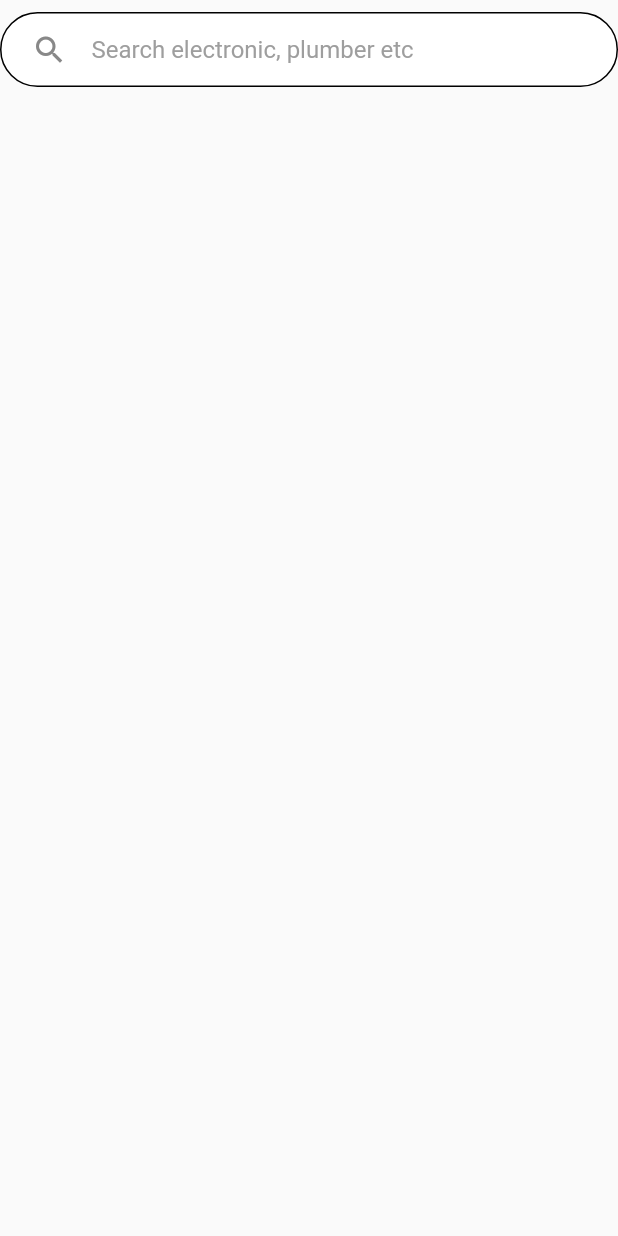
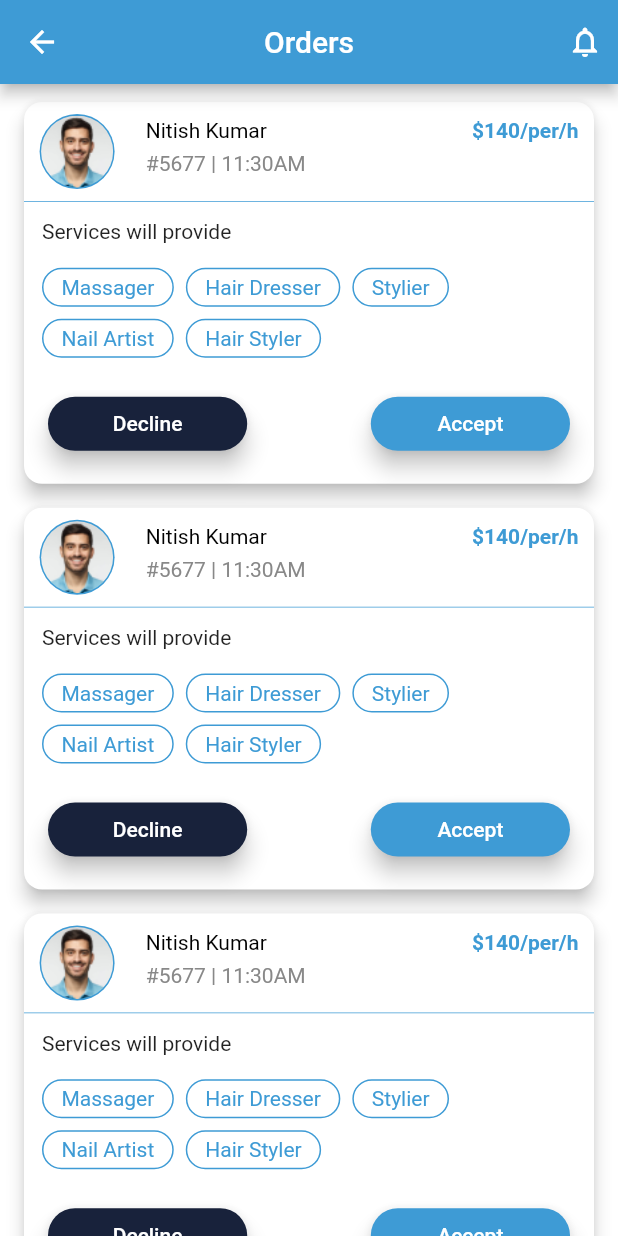
Before and after one commit to KiranYaduvanshi/kkary_vendor_service, a Flutter app: the screen it shows after launch, on a phone screen of 412 x 824 dp. Run offline on Flutter 3.47's test engine with Material 2 defaults, Android fonts, the light colour scheme and no system bars; our stand-ins replace get, velocity_x.

Commit message:
8 Mar 2022

```diff
--- a/lib/common_widgets/continue_button.dart
+++ b/lib/common_widgets/continue_button.dart
@@ -25,4 +25,18 @@ class CustomeButtons {
       ).p20(),
     );
   }
+
+  Widget button({required String text, required Color color}) {
+    return ElevatedButton(
+      onPressed: () {},
+      child: text.text.make(),
+      style: ElevatedButton.styleFrom(
+        primary: color,
+        shape: RoundedRectangleBorder(
+          borderRadius: BorderRadius.circular(25),
+        ),
+        elevation: 6,
+      ),
+    ).p16();
+  }
 }
--- /dev/null
+++ b/lib/modules/services_vendor/binding/order_binding.dart
@@ -0,0 +1,10 @@
+import 'package:get/get.dart';
+import 'package:kkary_vendors/modules/services_vendor/controller/order_ctl.dart';
+
+class OrderBinding implements Bindings {
+  @override
+  void dependencies() {
+    // TODO: implement dependencies
+    Get.lazyPut(() => OrderController());
+  }
+}
--- /dev/null
+++ b/lib/modules/services_vendor/controller/order_ctl.dart
@@ -0,0 +1,11 @@
+import 'package:get/get.dart';
+
+class OrderController extends GetxController {
+  List<String> servicesList = [
+    "Massager",
+    "Hair Dresser",
+    "Stylier",
+    "Nail Artist",
+    "Hair Styler",
+  ];
+}
--- a/lib/modules/services_vendor/views/IntroScreens/work/work.dart
+++ b/lib/modules/services_vendor/views/IntroScreens/work/work.dart
@@ -18,7 +18,7 @@ class WorkClass extends StatelessWidget {
         body: Column(
           crossAxisAlignment: CrossAxisAlignment.start,
           children: [
-            ProgressIndecators.linearProgressIndicator(
+            CommonoWidgets.linearProgressIndicator(
                     text: "Almost Done!", value: 0.35)
                 .py(16),
             "Tell us about your work".text.size(20).bold.make().px(10).py(8),
--- a/lib/modules/services_vendor/views/location/location.dart
+++ b/lib/modules/services_vendor/views/location/location.dart
@@ -25,7 +25,7 @@ class LocationClass extends StatelessWidget {
       body: Column(
         crossAxisAlignment: CrossAxisAlignment.start,
         children: [
-          ProgressIndecators.linearProgressIndicator(
+          CommonoWidgets.linearProgressIndicator(
                   text: "Last Step!", value: 0.35)
               .py(16),
           "${AppStrings.location}".text.size(20).bold.make().px(10).py(8),
--- /dev/null
+++ b/lib/modules/services_vendor/views/orders.dart
@@ -0,0 +1,119 @@
+import 'package:flutter/material.dart';
+import 'package:get/get.dart';
+import 'package:kkary_vendors/common_widgets/continue_button.dart';
+import 'package:kkary_vendors/modules/services_vendor/controller/order_ctl.dart';
+import 'package:kkary_vendors/utils/app_colors.dart';
+import 'package:kkary_vendors/utils/app_icons.dart';
+import 'package:kkary_vendors/utils/app_images.dart';
+import 'package:kkary_vendors/utils/app_strings.dart';
+import 'package:kkary_vendors/utils/decorations.dart';
+import 'package:velocity_x/velocity_x.dart';
+
+class Orders extends StatelessWidget {
+  Orders({Key? key}) : super(key: key);
+
+  OrderController controller = Get.find();
+  @override
+  Widget build(BuildContext context) {
+    return Scaffold(
+      backgroundColor: Colors.white,
+      appBar: AppBar(
+        centerTitle: true,
+        leading: const BackButton(),
+        backgroundColor: AppColors.blueLight,
+        title: "Orders".text.make(),
+        actions: [
+          AppIcons.notification.paddingOnly(right: 10),
+        ],
+      ),
+      body: SingleChildScrollView(
+        child: Column(
+          children: [
+            requestCard(context).py(4).px8(),
+            requestCard(context).py(4).px8(),
+            requestCard(context).py(4).px8(),
+            requestCard(context).py(4).px8(),
+          ],
+        ).p4(),
+      ),
+    );
+  }
+
+  Widget requestCard(BuildContext context) {
+    return Card(
+      shape: RoundedRectangleBorder(
+        borderRadius: BorderRadius.circular(12),
+      ),
+      color: Colors.white,
+      elevation: 5,
+      child: Column(
+        crossAxisAlignment: CrossAxisAlignment.start,
+        children: <Widget>[
+          Row(
+            mainAxisAlignment: MainAxisAlignment.spaceAround,
+            children: <Widget>[
+              const CircleAvatar(
+                backgroundColor: AppColors.blueLight,
+                radius: 25,
+                child: CircleAvatar(
+                  foregroundImage: AssetImage(AppImages.profileImage),
+                  backgroundColor: AppColors.blueLight,
+                  radius: 24,
+                ),
+              ).py8(),
+              Column(
+                crossAxisAlignment: CrossAxisAlignment.start,
+                children: <Widget>[
+                  SizedBox(
+                    width: Get.width * .7,
+                    child: Row(
+                      mainAxisAlignment: MainAxisAlignment.spaceBetween,
+                      children: <Widget>[
+                        "Nitish Kumar".text.black.make(),
+                        "\$140/per/h"
+                            .text
+                            .bold
+                            .color(AppColors.blueLight)
+                            .make(),
+                      ],
+                    ),
+                  ),
+                  "#5677 | 11:30AM".text.color(AppColors.grayDark).make().py(6),
+                ],
+              ),
+            ],
+          ),
+          Container(
+            height: .5,
+            color: AppColors.blueLight,
+          ),
+          const Text(AppStrings.orderServiceProvide).p12(),
+          Wrap(
+            children: [
+              for (var item in controller.servicesList) servicer(item).p4(),
+            ],
+          ).px8(),
+          Row(
+            mainAxisAlignment: MainAxisAlignment.spaceBetween,
+            children: <Widget>[
+              CustomeButtons()
+                  .button(text: "Decline", color: AppColors.blueExtraDark)
+                  .w40(context),
+              CustomeButtons()
+                  .button(text: "Accept", color: AppColors.blueLight)
+                  .w40(context),
+            ],
+          ),
+        ],
+      ),
+    );
+  }
+
+  Widget servicer(String service) {
+    return Container(
+      decoration: CustomeBoxDecorations.circularInputField(
+          borderColor: AppColors.blueLight),
+      child: service.text.color(AppColors.blueLight).make().py4().px12(),
+    );
+  }
+}
--- a/lib/routes/app_pages.dart
+++ b/lib/routes/app_pages.dart
@@ -1,16 +1,18 @@
 import 'package:get/get.dart';
+import 'package:kkary_vendors/modules/services_vendor/binding/order_binding.dart';
 import 'package:kkary_vendors/modules/services_vendor/views/Register/work_do.dart';
 import 'package:kkary_vendors/modules/services_vendor/views/IntroScreens/Register/partner.dart';
 import 'package:kkary_vendors/modules/services_vendor/views/IntroScreens/hours.dart';
 import 'package:kkary_vendors/modules/services_vendor/views/IntroScreens/work/work.dart';
 import 'package:kkary_vendors/modules/services_vendor/views/location/location.dart';
+import 'package:kkary_vendors/modules/services_vendor/views/orders.dart';
 import 'package:kkary_vendors/modules/services_vendor/views/where_live/whereLive.dart';
 import 'package:kkary_vendors/modules/services_vendor/views/work_do/wordDo.dart';
 import 'package:kkary_vendors/routes/app_routes.dart';
-import 'package:kkary_vendors/utils/bindings/hours_binding.dart';
+import 'package:kkary_vendors/modules/services_vendor/binding/hours_binding.dart';
 
 class AppPages {
-  static const INITIAL = AppRoutes.workDoRegister;
+  static const INITIAL = AppRoutes.orders;
 
   //  static const INITIAL = Routes.WELCOME_CUSTOMER_SCREEN;
   static final routes = [
@@ -43,5 +45,10 @@ class AppPages {
       name: AppRoutes.location,
       page: () => LocationClass(),
     ),
+    GetPage(
+      name: AppRoutes.orders,
+      page: () => Orders(),
+      binding: OrderBinding(),
+    ),
   ];
 }
--- a/lib/routes/app_routes.dart
+++ b/lib/routes/app_routes.dart
@@ -8,4 +8,5 @@ class AppRoutes {
   static const workDo = '/WorkDoClass';
   static const whereLive = '/WhereLievClass';
   static const location = '/LocationClass';
+  static const orders = '/orders';
 }
--- a/lib/utils/app_colors.dart
+++ b/lib/utils/app_colors.dart
@@ -9,6 +9,7 @@ class AppColors {
   static const Color gray = Color(0xFFF5F5F5);
   static const Color grayDark = Color(0xFF888888);
   static const Color white = Colors.white;
+  static const Color blueExtraDark = Color(0xFF18223B);
 
   // Gradients
   static const LinearGradient gradientBlue = LinearGradient(
--- a/lib/utils/app_icons.dart
+++ b/lib/utils/app_icons.dart
@@ -6,6 +6,7 @@ class AppIcons {
     Icons.search,
     color: AppColors.grayDark,
   );
+
   static const Icon dropDownIcon = Icon(
     Icons.arrow_drop_down,
     color: Colors.black,
@@ -15,4 +16,8 @@ class AppIcons {
     Icons.arrow_drop_up_outlined,
     color: Colors.black,
   );
+  static const Icon notification = Icon(
+    Icons.notifications_none_outlined,
+    color: Colors.white,
+  );
 }
--- /dev/null
+++ b/lib/utils/app_images.dart
@@ -0,0 +1,3 @@
+class AppImages {
+  static const String profileImage = "assets/images/user_profile.png";
+}
--- a/lib/utils/app_strings.dart
+++ b/lib/utils/app_strings.dart
@@ -4,4 +4,5 @@ class AppStrings {
   static const aboutwork = "Tell us About your Work?";
   static const location =
       "Search For the preferred Work \n Location in Gurgaon ";
+  static const orderServiceProvide = "Services will provide";
 }
--- a/lib/utils/sizes_config.dart
+++ b/lib/utils/sizes_config.dart
@@ -1,3 +1 @@
-class AppSizes{
-
-}
+class AppSizes {}
```
Also changed, not shown: assets/images/user_profile.png (added), lib/modules/services_vendor/binding/hours_binding.dart (renamed from lib/utils/bindings/hours_binding.dart), lib/modules/services_vendor/controller/hours_controller.dart (renamed from lib/utils/controllers/hours_controller.dart).
